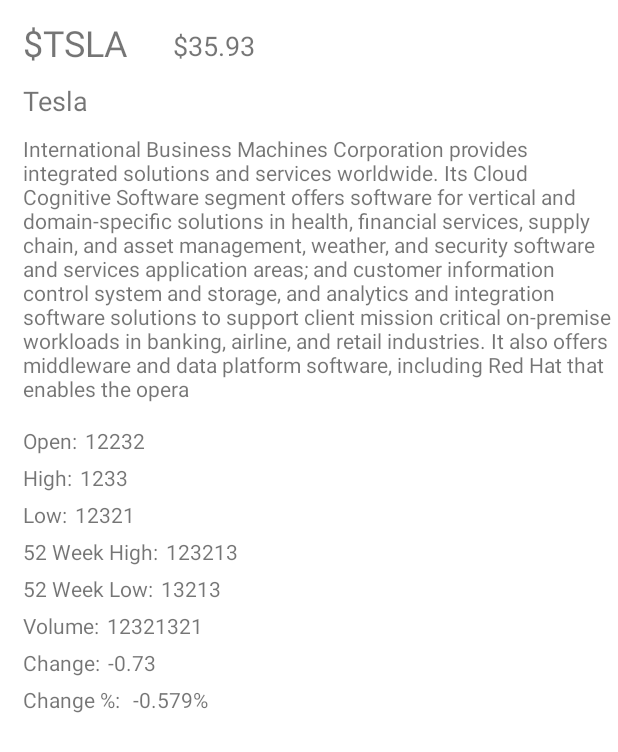
After one commit to Codepath-Group-5/Group5, an Android app: the layout activity_stockdetail.xml on its own in the app's theme, with its tools: preview values and no code run, on a phone screen of 412 x 824 dp. The commit adds this screen. Shown: the top 752 px of the screen. Run offline under Robolectric (Android 15) with nearby library versions, the phone set to English and light mode, and no system bars.

Commit message:
Detail View

```diff
--- a/app/src/main/java/com/example/stockpot/adapters/StockAdapter.java
+++ b/app/src/main/java/com/example/stockpot/adapters/StockAdapter.java
@@ -4,7 +4,6 @@ import android.content.Context;
 import android.view.LayoutInflater;
 import android.view.View;
 import android.view.ViewGroup;
-import android.widget.ImageView;
 import android.widget.TextView;
 
 import androidx.annotation.NonNull;
@@ -49,7 +48,7 @@ public class StockAdapter extends RecyclerView.Adapter<StockAdapter.ViewHolder>{
         public ViewHolder(@NonNull View itemView){
             super(itemView);
             tvTicker = itemView.findViewById(R.id.tvTicker);
-            tvName = itemView.findViewById(R.id.tvName);
+            tvName = itemView.findViewById(R.id.tvSymbol);
             tvPrice = itemView.findViewById(R.id.tvPrice);
         }
         public void bind(Stock stock) {
--- /dev/null
+++ b/app/src/main/res/layout/activity_stockdetail.xml
@@ -0,0 +1,215 @@
+<?xml version="1.0" encoding="utf-8"?>
+<RelativeLayout
+    xmlns:android="http://schemas.android.com/apk/res/android"
+    xmlns:tools="http://schemas.android.com/tools"
+    android:layout_width="match_parent"
+    android:layout_height="match_parent">
+
+    <TextView
+        android:id="@+id/tvSymbol"
+        android:layout_width="wrap_content"
+        android:layout_height="wrap_content"
+        android:layout_alignParentStart="true"
+        android:layout_alignParentTop="true"
+        android:layout_marginStart="15dp"
+        android:layout_marginTop="12dp"
+        android:text="$TSLA"
+        android:textSize="24sp"
+        tools:layout_editor_absoluteX="12dp"
+        tools:layout_editor_absoluteY="12dp" />
+
+    <TextView
+        android:id="@+id/tvName"
+        android:layout_width="wrap_content"
+        android:layout_height="wrap_content"
+        android:layout_below="@+id/tvSymbol"
+        android:layout_alignParentStart="true"
+        android:layout_marginStart="15dp"
+        android:layout_marginTop="10dp"
+        android:text="Tesla"
+        android:textSize="18sp" />
+
+    <TextView
+        android:id="@+id/tvDescription"
+        android:layout_width="wrap_content"
+        android:layout_height="wrap_content"
+        android:layout_below="@+id/tvName"
+        android:layout_alignParentStart="true"
+        android:layout_marginStart="15dp"
+        android:layout_marginTop="10dp"
+        android:text="International Business Machines Corporation provides integrated solutions and services worldwide. Its Cloud Cognitive Software segment offers software for vertical and domain-specific solutions in health, financial services, supply chain, and asset management, weather, and security software and services application areas; and customer information control system and storage, and analytics and integration software solutions to support client mission critical on-premise workloads in banking, airline, and retail industries. It also offers middleware and data platform software, including Red Hat that enables the opera" />
+
+    <TextView
+        android:id="@+id/open"
+        android:layout_width="wrap_content"
+        android:layout_height="wrap_content"
+        android:layout_below="@+id/tvDescription"
+        android:layout_alignParentStart="true"
+        android:layout_marginStart="15dp"
+        android:layout_marginTop="15dp"
+        android:text="Open:" />
+
+    <TextView
+        android:id="@+id/high"
+        android:layout_width="wrap_content"
+        android:layout_height="wrap_content"
+        android:layout_below="@+id/open"
+        android:layout_alignParentStart="true"
+        android:layout_marginStart="15dp"
+        android:layout_marginTop="5dp"
+        android:text="High:" />
+
+    <TextView
+        android:id="@+id/low"
+        android:layout_width="wrap_content"
+        android:layout_height="wrap_content"
+        android:layout_below="@+id/high"
+        android:layout_alignParentStart="true"
+        android:layout_centerVertical="true"
+        android:layout_marginStart="15dp"
+        android:layout_marginTop="5dp"
+        android:text="Low:" />
+
+    <TextView
+        android:id="@+id/wkhigh52"
+        android:layout_width="wrap_content"
+        android:layout_height="wrap_content"
+        android:layout_below="@+id/low"
+        android:layout_alignParentStart="true"
+        android:layout_marginStart="15dp"
+        android:layout_marginTop="5dp"
+        android:text="52 Week High:" />
+
+    <TextView
+        android:id="@+id/wklow52"
+        android:layout_width="wrap_content"
+        android:layout_height="wrap_content"
+        android:layout_below="@+id/wkhigh52"
+        android:layout_alignParentStart="true"
+        android:layout_marginStart="15dp"
+        android:layout_marginTop="5dp"
+        android:text="52 Week Low:" />
+
+    <TextView
+        android:id="@+id/tvOpen"
+        android:layout_width="wrap_content"
+        android:layout_height="wrap_content"
+        android:layout_below="@+id/tvDescription"
+        android:layout_marginStart="5dp"
+        android:layout_marginTop="15dp"
+        android:layout_toEndOf="@+id/open"
+        android:text="12232" />
+
+    <TextView
+        android:id="@+id/tvHigh"
+        android:layout_width="wrap_content"
+        android:layout_height="wrap_content"
+        android:layout_below="@+id/tvOpen"
+        android:layout_marginStart="5dp"
+        android:layout_marginTop="5dp"
+        android:layout_toEndOf="@+id/high"
+        android:text="1233" />
+
+    <TextView
+        android:id="@+id/tvLow"
+        android:layout_width="wrap_content"
+        android:layout_height="wrap_content"
+        android:layout_below="@+id/tvHigh"
+        android:layout_marginStart="5dp"
+        android:layout_marginTop="5dp"
+        android:layout_toEndOf="@+id/low"
+        android:text="12321" />
+
+    <TextView
+        android:id="@+id/tvWkhigh"
+        android:layout_width="wrap_content"
+        android:layout_height="wrap_content"
+        android:layout_below="@+id/tvLow"
+        android:layout_centerVertical="true"
+        android:layout_marginStart="5dp"
+        android:layout_marginTop="5dp"
+        android:layout_toEndOf="@+id/wkhigh52"
+        android:text="123213" />
+
+    <TextView
+        android:id="@+id/textView15"
+        android:layout_width="wrap_content"
+        android:layout_height="wrap_content"
+        android:layout_below="@+id/tvWkhigh"
+        android:layout_marginStart="5dp"
+        android:layout_marginTop="5dp"
+        android:layout_toEndOf="@+id/wklow52"
+        android:text="13213" />
+
+    <TextView
+        android:id="@+id/volume"
+        android:layout_width="wrap_content"
+        android:layout_height="wrap_content"
+        android:layout_below="@+id/wklow52"
+        android:layout_alignParentStart="true"
+        android:layout_marginStart="15dp"
+        android:layout_marginTop="5dp"
+        android:text="Volume:" />
+
+    <TextView
+        android:id="@+id/change"
+        android:layout_width="wrap_content"
+        android:layout_height="wrap_content"
+        android:layout_below="@+id/volume"
+        android:layout_alignParentStart="true"
+        android:layout_marginStart="15dp"
+        android:layout_marginTop="5dp"
+        android:text="Change:" />
+
+    <TextView
+        android:id="@+id/changepercent"
+        android:layout_width="wrap_content"
+        android:layout_height="wrap_content"
+        android:layout_below="@+id/change"
+        android:layout_alignParentStart="true"
+        android:layout_marginStart="15dp"
+        android:layout_marginTop="5dp"
+        android:text="Change %: " />
+
+    <TextView
+        android:id="@+id/tvPrice"
+        android:layout_width="wrap_content"
+        android:layout_height="wrap_content"
+        android:layout_alignParentTop="true"
+        android:layout_marginStart="30dp"
+        android:layout_marginTop="18dp"
+        android:layout_toEndOf="@+id/tvSymbol"
+        android:text="$35.93"
+        android:textSize="18sp" />
+
+    <TextView
+        android:id="@+id/tvVolume"
+        android:layout_width="wrap_content"
+        android:layout_height="wrap_content"
+        android:layout_below="@+id/textView15"
+        android:layout_marginStart="5dp"
+        android:layout_marginTop="5dp"
+        android:layout_toEndOf="@+id/volume"
+        android:text="12321321" />
+
+    <TextView
+        android:id="@+id/tvChange"
+        android:layout_width="wrap_content"
+        android:layout_height="wrap_content"
+        android:layout_below="@+id/tvVolume"
+        android:layout_marginStart="5dp"
+        android:layout_marginTop="5dp"
+        android:layout_toEndOf="@+id/change"
+        android:text="-0.73" />
+
+    <TextView
+        android:id="@+id/textView22"
+        android:layout_width="wrap_content"
+        android:layout_height="wrap_content"
+        android:layout_below="@+id/tvChange"
+        android:layout_marginStart="5dp"
+        android:layout_marginTop="5dp"
+        android:layout_toEndOf="@+id/changepercent"
+        android:text="-0.579%" />
+
+</RelativeLayout>
--- a/app/src/main/res/layout/item_stock.xml
+++ b/app/src/main/res/layout/item_stock.xml
@@ -16,7 +16,7 @@
         android:textSize="18sp" />
 
     <TextView
-        android:id="@+id/tvName"
+        android:id="@+id/tvSymbol"
         android:layout_width="wrap_content"
         android:layout_height="wrap_content"
         android:layout_below="@+id/tvTicker"
```
